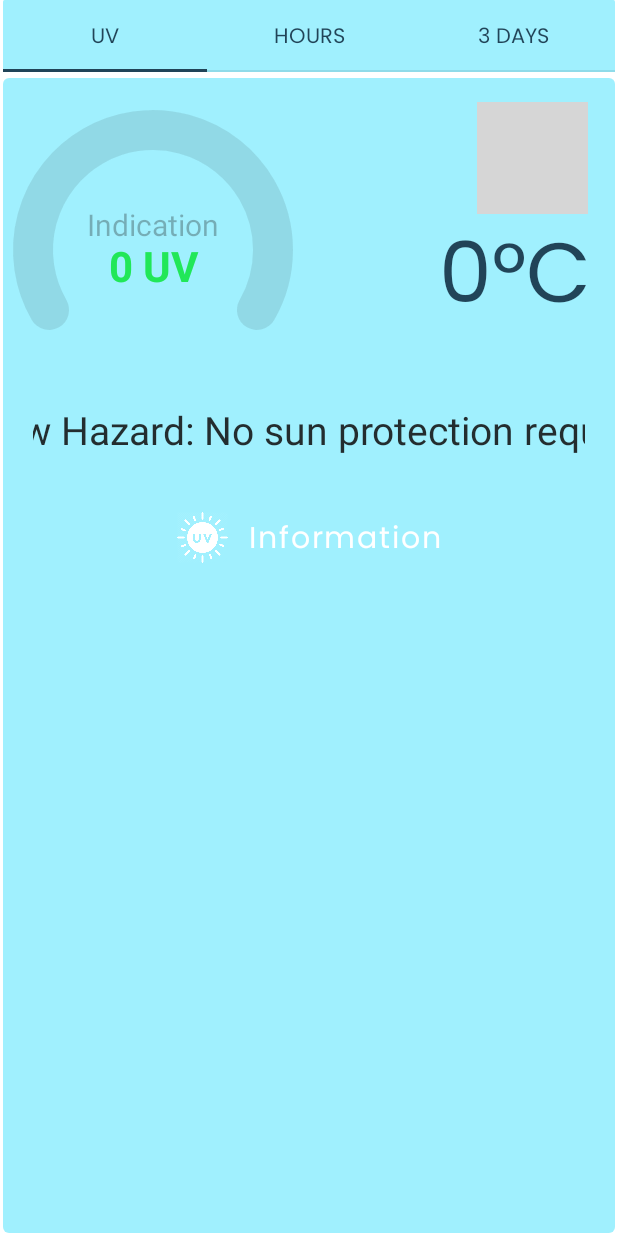
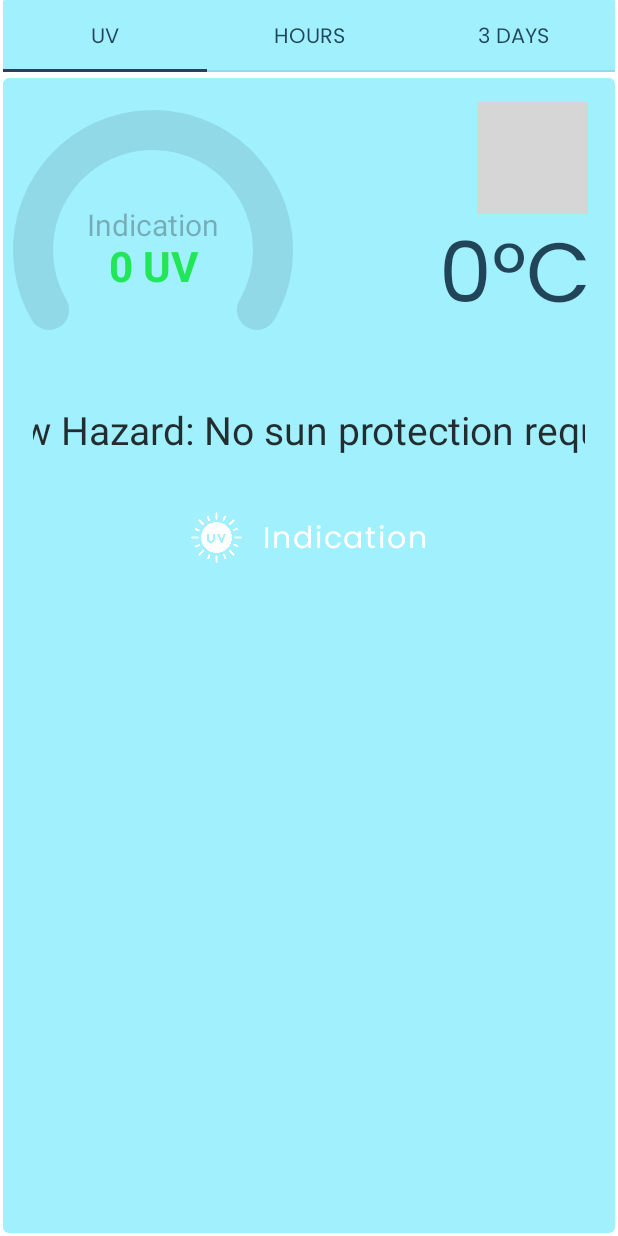
Before and after one commit to DmitrySergienko/WeatherFirst, an Android app built with Jetpack Compose: the composable TabLayout shown on its own in the app's theme, on a phone screen of 412 x 824 dp. Run offline under Robolectric (Android 15) with nearby library versions, the phone set to English and light mode, and no system bars; our stand-ins replace Dagger/Hilt's generated code, accompanist; pictures from the network do not load; 5 statements that could not run were skipped; grey boxes are pictures that could not be loaded.

Commit message:
77. Text upd

```diff
--- a/app/build.gradle
+++ b/app/build.gradle
@@ -14,8 +14,8 @@ android {
         applicationId "ru.ds.weatherfirst"
         minSdk 23
         targetSdk 33
-        versionCode 16
-        versionName "16"
+        versionCode 17
+        versionName "17"
 
         testInstrumentationRunner "androidx.test.runner.AndroidJUnitRunner"
         vectorDrawables {
--- a/app/src/main/java/ru/ds/weatherfirst/presentation/screens/uv_screen/UV_screenTab.kt
+++ b/app/src/main/java/ru/ds/weatherfirst/presentation/screens/uv_screen/UV_screenTab.kt
@@ -14,6 +14,7 @@ import androidx.compose.ui.draw.alpha
 import androidx.compose.ui.graphics.Color
 import androidx.compose.ui.graphics.painter.Painter
 import androidx.compose.ui.res.painterResource
+import androidx.compose.ui.res.stringResource
 import androidx.compose.ui.text.TextStyle
 import androidx.compose.ui.text.font.FontWeight
 import androidx.compose.ui.unit.dp
@@ -109,7 +110,7 @@ fun UV_screenTab(
                             horizontalArrangement = Arrangement.Center
                         ){
                             CustomInfoButton(
-                                text = "Information",
+                                text = stringResource(id = R.string.indication),
                                 navController,painterResource(id = R.drawable.ic_uv_img2),
                                 Screen.UVscreen.passUVARG(state.uv.toInt()))
                         }
--- a/app/src/main/res/values/strings.xml
+++ b/app/src/main/res/values/strings.xml
@@ -27,7 +27,6 @@
     <string name="wind_degree">Wind degree</string>
     <string name="pressure">Pressure</string>
 
-
     <!--moon-->
     <string name="last_quarter">Last Quarter</string>
     <string name="waning_crescent">Waning Crescent</string>
@@ -45,6 +44,7 @@
     <string name="days">3 DAYS</string>
 
     <!--tab uv screen-->
+    <string name="Information">Information</string>
     <string name="uv_screen_title_one">
         The UVI is a measure of the level of UV radiation.
         The values of the index range from zero upward - the higher the UVI, the greater the potential for damage to the skin and eye,
```
Also changed, not shown: 1 other file.
